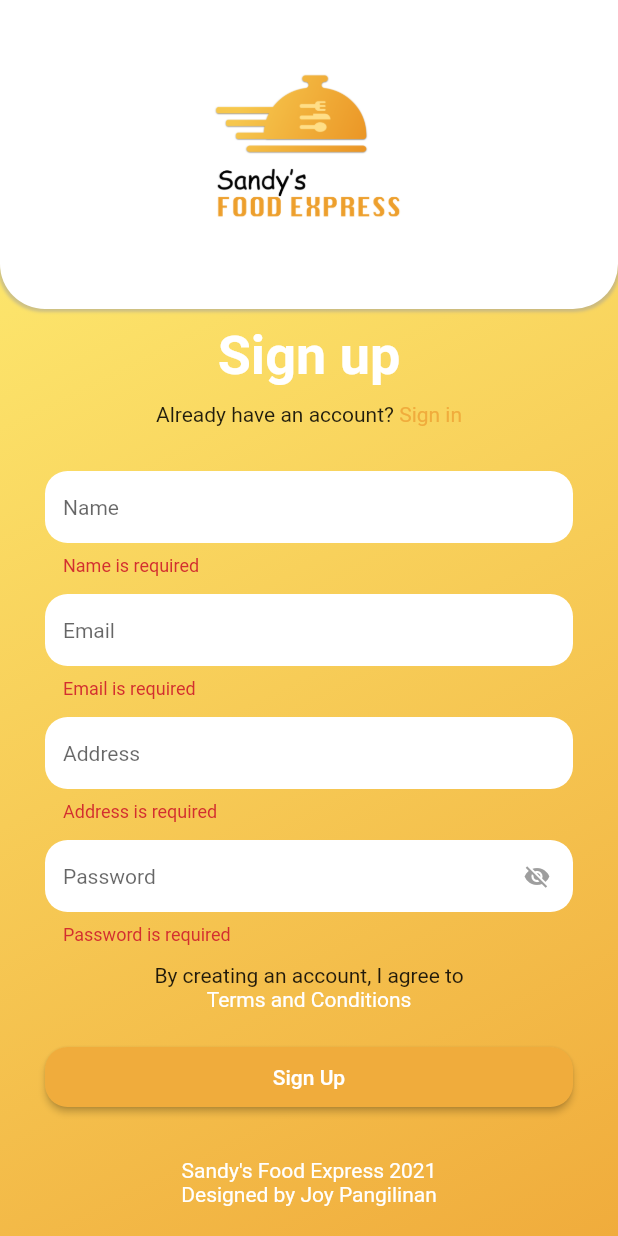
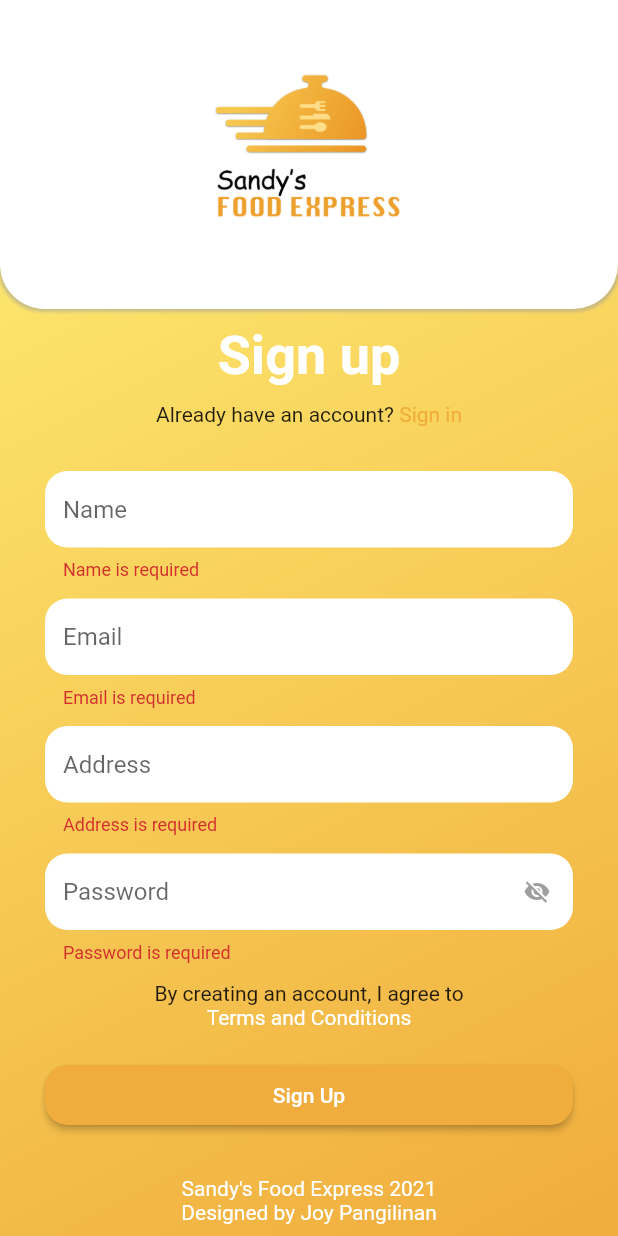
Before and after one commit to jonathanfrancisco/sandys-food-express, a Flutter app: the screen it shows after launch, after a tap on "Create an account", on a phone screen of 412 x 824 dp. Run offline on Flutter 3.47's test engine with Material 2 defaults, Android fonts, the light colour scheme and no system bars; our stand-ins replace dio, dotted_border, easy_debounce, flutter_secure_storage, flutter_svg, get_it and 2 more; missing offline and left inert: flutter_animated_dialog; network calls fail.

Commit message:
remove explicit font size 14 since default font size is 14

```diff
--- a/lib/common/widgets/screen-title.dart
+++ b/lib/common/widgets/screen-title.dart
@@ -33,9 +33,7 @@ class ScreenTitle extends StatelessWidget {
           children: [
             Text(
               subtitle,
-              style: TextStyle(
-                fontSize: 14,
-              ),
+              style: TextStyle(),
             ),
             GestureDetector(
               onTap: () => subtitleActionOnTap(context),
@@ -43,7 +41,6 @@ class ScreenTitle extends StatelessWidget {
                 subtitleAction,
                 style: TextStyle(
                   color: primaryColor,
-                  fontSize: 14,
                 ),
               ),
             ),
--- a/lib/screens/signin/signin.dart
+++ b/lib/screens/signin/signin.dart
@@ -71,7 +71,7 @@ class SignInState extends State<SignIn> {
                                 controller: this.widget._emailFieldController,
                                 validator: (value) =>
                                     signInViewModel.isValidEmail(value),
-                                style: TextStyle(fontSize: 14),
+                                style: TextStyle(),
                                 decoration: InputDecoration(
                                   isDense: true,
                                   fillColor: Colors.white,
@@ -92,7 +92,7 @@ class SignInState extends State<SignIn> {
                                     signInViewModel.isValidPasssword(value),
                                 obscureText:
                                     signInViewModel.obscurePasswordField,
-                                style: TextStyle(fontSize: 14),
+                                style: TextStyle(),
                                 decoration: InputDecoration(
                                   isDense: true,
                                   fillColor: Colors.white,
--- a/lib/screens/signup/signup.dart
+++ b/lib/screens/signup/signup.dart
@@ -70,7 +70,7 @@ class SignUpState extends State<SignUp> {
                             children: <Widget>[
                               TextFormField(
                                 controller: this.widget._nameFieldController,
-                                style: TextStyle(fontSize: 14),
+                                style: TextStyle(),
                                 decoration: InputDecoration(
                                   isDense: true,
                                   fillColor: Colors.white,
@@ -88,7 +88,7 @@ class SignUpState extends State<SignUp> {
                               SizedBox(height: 12),
                               TextFormField(
                                 controller: this.widget._emailFieldController,
-                                style: TextStyle(fontSize: 14),
+                                style: TextStyle(),
                                 decoration: InputDecoration(
                                   isDense: true,
                                   fillColor: Colors.white,
@@ -106,7 +106,7 @@ class SignUpState extends State<SignUp> {
                               SizedBox(height: 12),
                               TextFormField(
                                 controller: this.widget._addressFieldController,
-                                style: TextStyle(fontSize: 14),
+                                style: TextStyle(),
                                 decoration: InputDecoration(
                                   isDense: true,
                                   fillColor: Colors.white,
@@ -127,7 +127,7 @@ class SignUpState extends State<SignUp> {
                                     this.widget._passwordFieldController,
                                 obscureText:
                                     signUpViewModel.obscurePasswordField,
-                                style: TextStyle(fontSize: 14),
+                                style: TextStyle(),
                                 decoration: InputDecoration(
                                   isDense: true,
                                   fillColor: Colors.white,
```
Also changed, not shown: lib/screens/menu/widgets/scheduled-food-menu-list.dart (+3 -14 lines), lib/screens/orders/widgets/orders-tab-add-order.dart (+2 -11 lines).
